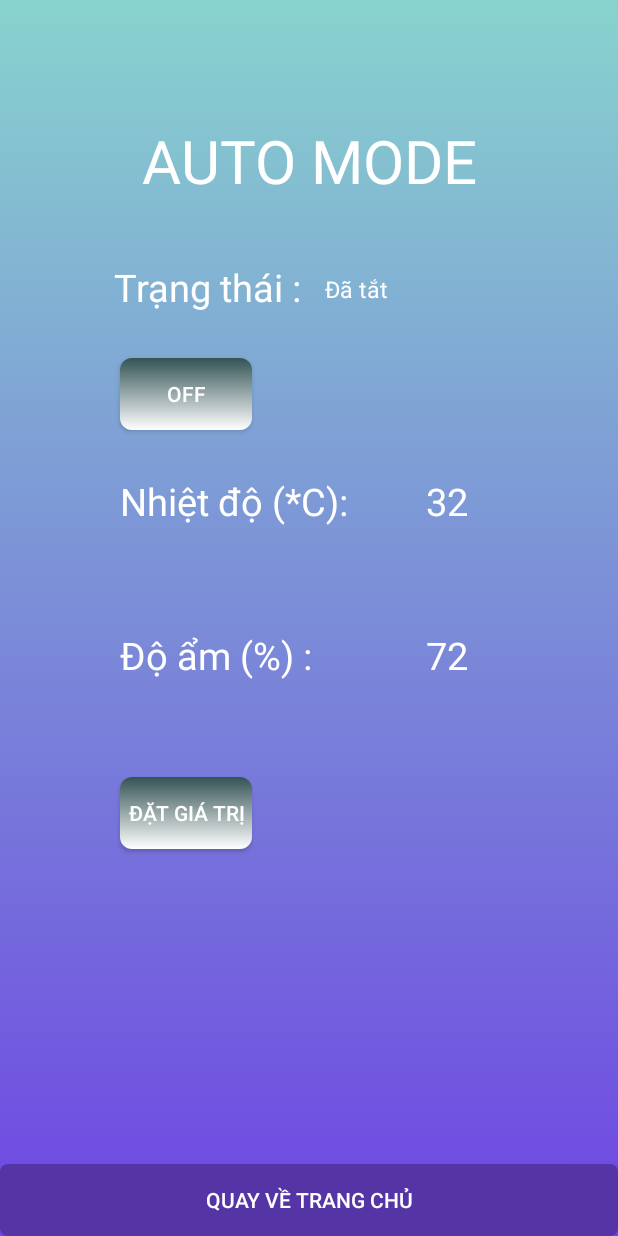
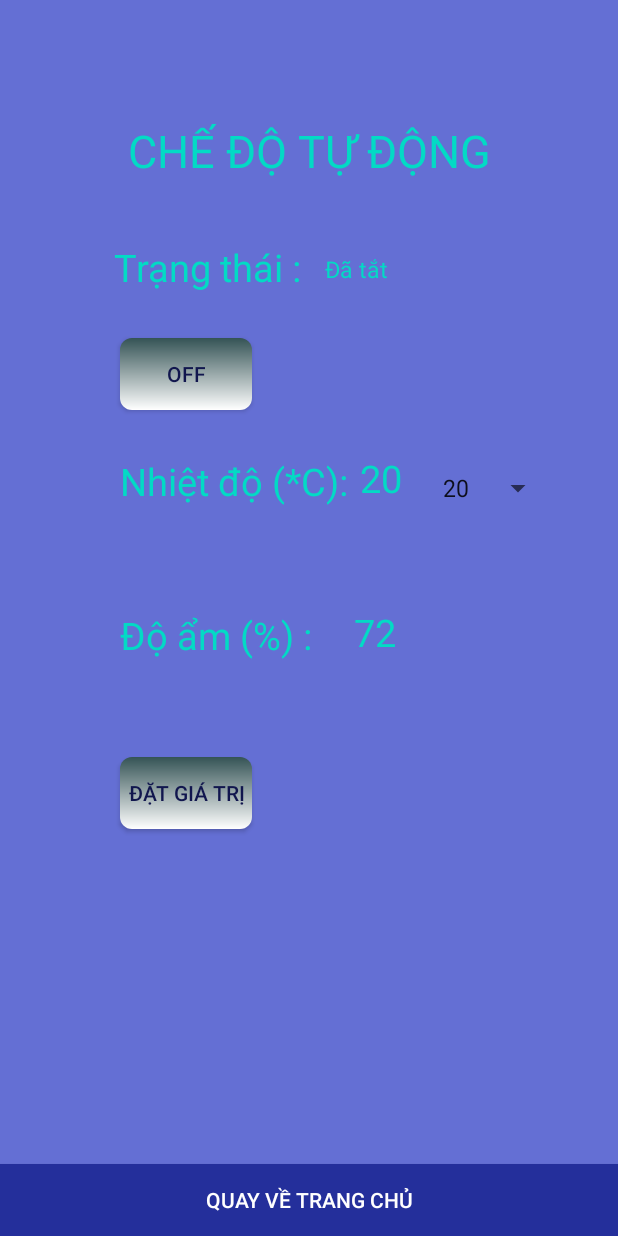
Before and after one commit to Thanhpt21/DoAn, an Android app: the AutoActivity screen opened directly, with no data from a screen before it, on a phone screen of 412 x 824 dp. Run offline under Robolectric (Android 15) with nearby library versions, the phone set to English and light mode, and no system bars; our stand-ins replace Firebase (no records; nobody signed in at launch, a user with empty details on screens opened directly); 2 statements that could not run were skipped.

Commit message:
hoàn thiện nhẹ

```diff
--- a/app/src/main/java/com/example/doan/EditProfileActivity.java
+++ b/app/src/main/java/com/example/doan/EditProfileActivity.java
@@ -102,8 +102,6 @@ public class EditProfileActivity extends AppCompatActivity {
                         finish();
                     }
                 });
-
-                Toast.makeText(EditProfileActivity.this,"Email đã được thay đổi", Toast.LENGTH_SHORT).show();
             }
         }).addOnFailureListener(new OnFailureListener() {
             @Override
--- a/app/src/main/res/layout/activity_auto.xml
+++ b/app/src/main/res/layout/activity_auto.xml
@@ -4,7 +4,7 @@
     xmlns:tools="http://schemas.android.com/tools"
     android:layout_width="match_parent"
     android:layout_height="match_parent"
-    android:background="@drawable/gradient_background"
+    android:background="@color/main_bg"
     tools:context=".AutoActivity">
 
     <TextView
@@ -12,9 +12,9 @@
         android:layout_width="wrap_content"
         android:layout_height="wrap_content"
         android:layout_marginTop="80dp"
-        android:textColor="@color/white"
-        android:text="AUTO MODE"
-        android:textSize="40dp"
+        android:textColor="@color/teal_200"
+        android:text="CHẾ ĐỘ TỰ ĐỘNG"
+        android:textSize="30dp"
         app:layout_constraintEnd_toEndOf="parent"
         app:layout_constraintStart_toStartOf="parent"
         app:layout_constraintTop_toTopOf="parent" />
@@ -25,7 +25,7 @@
         android:layout_height="wrap_content"
         android:layout_marginTop="30dp"
         android:layout_marginEnd="244dp"
-        android:textColor="@color/white"
+        android:textColor="@color/colorPrimaryDark"
         android:background="@drawable/btn_primary"
         android:text="ToggleButton"
         app:layout_constraintEnd_toEndOf="parent"
@@ -37,7 +37,7 @@
         android:layout_height="wrap_content"
         android:layout_marginStart="80dp"
         android:layout_marginTop="30dp"
-        android:textColor="@color/white"
+        android:textColor="@color/teal_200"
         android:text="Nhiệt độ (*C):"
         android:textSize="25dp"
         app:layout_constraintStart_toStartOf="parent"
@@ -49,7 +49,7 @@
         android:layout_height="wrap_content"
         android:layout_marginStart="80dp"
         android:layout_marginTop="68dp"
-        android:textColor="@color/white"
+        android:textColor="@color/teal_200"
         android:text="Độ ẩm (%) :"
         android:textSize="25dp"
         app:layout_constraintStart_toStartOf="parent"
@@ -59,10 +59,10 @@
         android:id="@+id/tv_valueTemp"
         android:layout_width="wrap_content"
         android:layout_height="wrap_content"
-        android:layout_marginTop="30dp"
-        android:layout_marginEnd="100dp"
-        android:textColor="@color/white"
+        android:layout_marginTop="28dp"
+        android:layout_marginEnd="144dp"
         android:text="32"
+        android:textColor="@color/teal_200"
         android:textSize="25dp"
         app:layout_constraintEnd_toEndOf="parent"
         app:layout_constraintTop_toBottomOf="@+id/tb_auto" />
@@ -72,9 +72,9 @@
         android:layout_width="wrap_content"
         android:layout_height="wrap_content"
         android:layout_marginTop="68dp"
-        android:layout_marginEnd="100dp"
-        android:textColor="@color/white"
+        android:layout_marginEnd="148dp"
         android:text="72"
+        android:textColor="@color/teal_200"
         android:textSize="25dp"
         app:layout_constraintEnd_toEndOf="parent"
         app:layout_constraintTop_toBottomOf="@+id/tv_valueTemp" />
@@ -85,7 +85,7 @@
         android:layout_height="wrap_content"
         android:layout_marginStart="80dp"
         android:layout_marginTop="64dp"
-        android:textColor="@color/white"
+        android:textColor="@color/colorPrimaryDark"
         android:background="@drawable/btn_primary"
         android:text="Đặt giá trị"
         app:layout_constraintStart_toStartOf="parent"
@@ -97,7 +97,7 @@
         android:layout_height="wrap_content"
         android:text="Quay về trang chủ"
         android:textColor="@color/white"
-        android:background="@drawable/background_btn"
+        android:background="@color/nav"
         app:layout_constraintBottom_toBottomOf="parent"
         app:layout_constraintEnd_toEndOf="parent"
         app:layout_constraintStart_toStartOf="parent" />
@@ -108,7 +108,7 @@
         android:layout_height="wrap_content"
         android:layout_marginStart="76dp"
         android:layout_marginTop="40dp"
-        android:textColor="@color/white"
+        android:textColor="@color/teal_200"
         android:text="Trạng thái :"
         android:textSize="25dp"
         app:layout_constraintStart_toStartOf="parent"
@@ -121,8 +121,19 @@
         android:layout_marginStart="16dp"
         android:layout_marginTop="48dp"
         android:text=""
-        android:textColor="@color/white"
+        android:textColor="@color/teal_200"
         android:textSize="15dp"
         app:layout_constraintStart_toEndOf="@+id/tv_status"
         app:layout_constraintTop_toBottomOf="@+id/tv_automode" />
+
+    <Spinner
+        android:id="@+id/spinner1"
+        android:layout_width="wrap_content"
+        android:layout_height="wrap_content"
+        android:layout_marginTop="40dp"
+        app:layout_constraintEnd_toEndOf="parent"
+        app:layout_constraintHorizontal_bias="0.87"
+        app:layout_constraintStart_toStartOf="parent"
+        app:layout_constraintTop_toBottomOf="@+id/tb_auto" />
+
 </androidx.constraintlayout.widget.ConstraintLayout>
--- a/app/src/main/res/values/colors.xml
+++ b/app/src/main/res/values/colors.xml
@@ -8,6 +8,8 @@
     <color name="black">#FF000000</color>
     <color name="white">#FFFFFFFF</color>
     <color name="green">#6FDFDF</color>
+    <color name="main_bg">#646FD4</color>
+    <color name="nav">#242F9B</color>
 
     <color name="thumb1">#9BED3B</color>
     <color name="thumb2">#6F6D6D</color>
--- a/app/src/main/res/values/strings.xml
+++ b/app/src/main/res/values/strings.xml
@@ -5,4 +5,27 @@
     <string name="action_schedule">Schedule</string>
     <string name="action_personal">Personal</string>
     <string name="action_logout">Logout</string>
+    <string-array name="numbers">
+        <item>20</item>
+        <item>21</item>
+        <item>22</item>
+        <item>23</item>
+        <item>24</item>
+        <item>25</item>
+        <item>26</item>
+        <item>27</item>
+        <item>28</item>
+        <item>29</item>
+        <item>30</item>
+        <item>31</item>
+        <item>32</item>
+        <item>33</item>
+        <item>34</item>
+        <item>35</item>
+        <item>36</item>
+        <item>37</item>
+        <item>38</item>
+        <item>39</item>
+        <item>40</item>
+    </string-array>
 </resources>
```
Also changed, not shown: app/src/main/java/com/example/doan/AutoActivity.java (+37 -45 lines), app/src/main/java/com/example/doan/MainActivity.java (+3 -10 lines), app/src/main/java/com/example/doan/ScheduleActivity.java (+4 -28 lines), app/src/main/res/layout/activity_edit_profile.xml (+7 -6 lines), app/src/main/res/layout/activity_main.xml (+5 -7 lines), app/src/main/res/layout/activity_personal.xml (+13 -13 lines), app/src/main/res/layout/activity_schedule.xml (+12 -12 lines), app/src/main/res/layout/layout_dialog.xml (+5 -5 lines).
